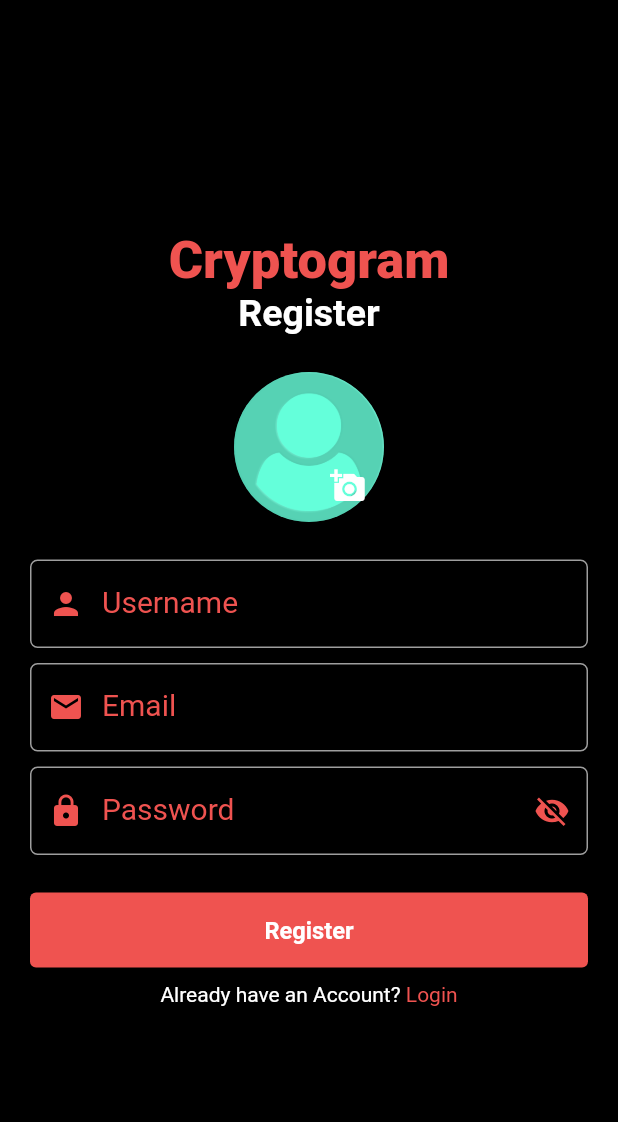
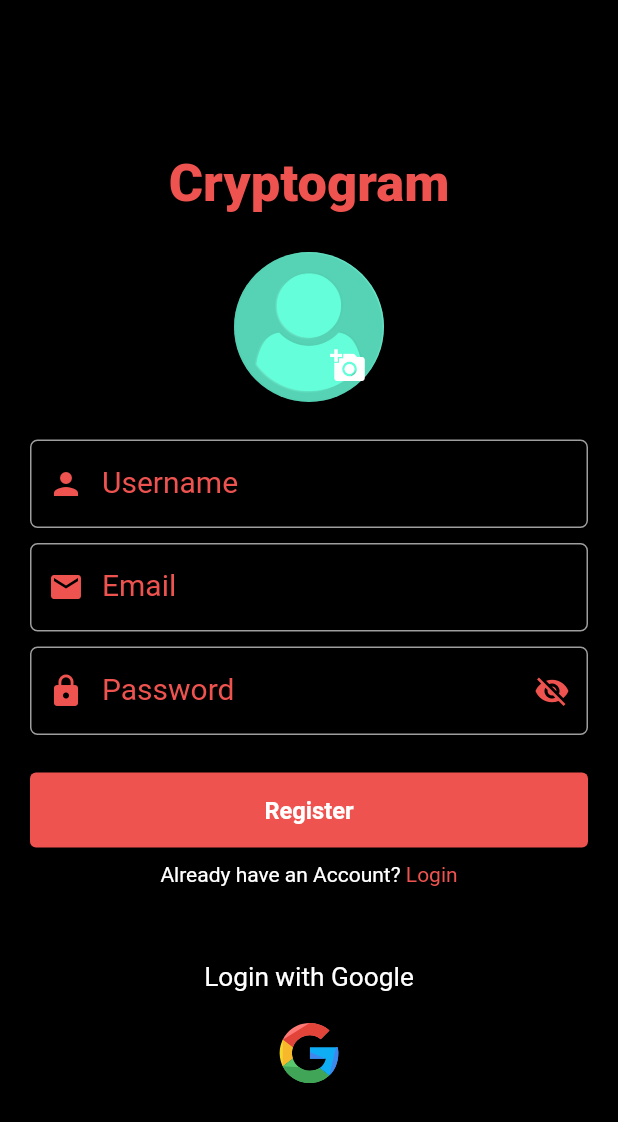
Before and after one commit to codersangam/flutter_tiktok_clone, a Flutter app: the screen it shows after launch, after a tap on "Register", on a phone screen of 412 x 824 dp. Shown: the top 1122 px of the screen. Run offline on Flutter 3.47's test engine with Material 2 defaults, Android fonts, the phone set to English and light mode, and no system bars; drawn by our look-alikes of velocity_x; our stand-ins replace cached_network_image, cloud_firestore, firebase_auth, firebase_core, firebase_storage, flutter_svg and 5 more; missing offline and left inert: video_compress; accounts and stored records are empty.

Commit message:
google sign in added, fixed latest video sort

```diff
--- a/lib/contants.dart
+++ b/lib/contants.dart
@@ -25,6 +25,7 @@ const backgroundColor = Colors.black;
 var buttonColor = Colors.red[400];
 const borderColor = Colors.grey;
 var primayColor = Colors.red[400];
+var secondaryColor = const Color.fromRGBO(38, 38, 38, 1);
 
 // *Firebase Instance
 var firebaseAuth = FirebaseAuth.instance;
--- a/lib/controllers/profile_controller.dart
+++ b/lib/controllers/profile_controller.dart
@@ -27,7 +27,7 @@ class ProfileController extends GetxController {
 
     DocumentSnapshot userDoc =
         await cloudFirestore.collection('Users').doc(_uId.value).get();
-    final userData = userDoc.data()! as dynamic;
+    final userData = userDoc.data() as dynamic;
     String userName = userData['userName'];
     String profileImage = userData['profileImage'];
     int? follower = 0;
--- a/lib/controllers/upload_video_controller.dart
+++ b/lib/controllers/upload_video_controller.dart
@@ -6,10 +6,11 @@ import 'package:tiktok_clone/models/video_model.dart';
 import 'package:video_compress/video_compress.dart';
 
 class UploadVideoController extends GetxController {
+  var isLoading = false.obs;
   // Compress Video
   _compressedVideo(String videoPath) async {
     final compressedVideo = await VideoCompress.compressVideo(videoPath,
-        quality: VideoQuality.MediumQuality);
+        quality: VideoQuality.LowQuality);
     return compressedVideo!.file;
   }
 
@@ -38,6 +39,7 @@ class UploadVideoController extends GetxController {
   }
 
   uploadVideo(String songName, String caption, String videoPath) async {
+    isLoading.value = true;
     try {
       // get userdata
       String uId = firebaseAuth.currentUser!.uid;
@@ -66,6 +68,7 @@ class UploadVideoController extends GetxController {
         songName: songName,
         caption: caption,
         thumbnail: thumbnailUrl,
+        videoPostDate: DateTime.now(),
       );
       await cloudFirestore
           .collection('Videos')
@@ -75,5 +78,6 @@ class UploadVideoController extends GetxController {
     } catch (e) {
       Get.snackbar('Error: ', e.toString());
     }
+    isLoading.value = false;
   }
 }
--- a/lib/controllers/video_controller.dart
+++ b/lib/controllers/video_controller.dart
@@ -11,7 +11,11 @@ class VideoController extends GetxController {
   void onInit() {
     super.onInit();
     _videoList.bindStream(
-      cloudFirestore.collection('Videos').snapshots().map(
+      cloudFirestore
+          .collection('Videos')
+          .orderBy('videoPostDate', descending: true)
+          .snapshots()
+          .map(
         (QuerySnapshot querySnapshot) {
           List<VideoModel> returnValue = [];
           for (var element in querySnapshot.docs) {
--- a/lib/views/screens/login_screen.dart
+++ b/lib/views/screens/login_screen.dart
@@ -1,4 +1,5 @@
 import 'package:flutter/material.dart';
+import 'package:flutter_svg/flutter_svg.dart';
 import 'package:get/get_state_manager/get_state_manager.dart';
 import 'package:tiktok_clone/contants.dart';
 import 'package:tiktok_clone/views/screens/register_screen.dart';
@@ -18,7 +19,8 @@ class _LoginScreenState extends State<LoginScreen> {
 
   @override
   Widget build(BuildContext context) {
-    return Obx(() {
+    return Obx(
+      () {
         return Scaffold(
           body: Container(
             alignment: Alignment.center,
@@ -31,7 +33,6 @@ class _LoginScreenState extends State<LoginScreen> {
                     .color(primayColor!)
                     .fontWeight(FontWeight.w900)
                     .make(),
-              'Login'.text.size(25).fontWeight(FontWeight.w700).make(),
                 25.heightBox,
                 Container(
                   width: MediaQuery.of(context).size.width,
@@ -96,11 +97,32 @@ class _LoginScreenState extends State<LoginScreen> {
                         },
                         child: 'Register'.text.color(primayColor!).make()),
                   ],
-              )
+                ),
+                50.heightBox,
+                'Login with Google'.text.xl.make(),
+                20.heightBox,
+                InkWell(
+                  onTap: () => authController.googleSignUp(),
+                  child: Container(
+                    height: 50,
+                    width: 150,
+                    decoration: BoxDecoration(
+                      color: secondaryColor,
+                      borderRadius: BorderRadius.circular(25),
+                    ),
+                    child: Padding(
+                      padding: const EdgeInsets.all(14.0),
+                      child: SvgPicture.asset(
+                        'assets/images/google.svg',
+                      ),
+                    ),
+                  ),
+                ),
               ],
             ),
           ),
         );
-    });
+      },
+    );
   }
 }
--- a/lib/views/screens/register_screen.dart
+++ b/lib/views/screens/register_screen.dart
@@ -1,5 +1,10 @@
+import 'dart:io';
+
 import 'package:flutter/material.dart';
+import 'package:flutter_svg/flutter_svg.dart';
+import 'package:get/get.dart';
 import 'package:get/get_state_manager/get_state_manager.dart';
+import 'package:image_picker/image_picker.dart';
 import 'package:tiktok_clone/contants.dart';
 import 'package:tiktok_clone/views/screens/login_screen.dart';
 import 'package:tiktok_clone/views/widgets/custom_text_field.dart';
@@ -23,6 +28,7 @@ class _RegisterScreenState extends State<RegisterScreen> {
       return Scaffold(
         body: Container(
           alignment: Alignment.center,
+          child: SingleChildScrollView(
             child: Column(
               mainAxisAlignment: MainAxisAlignment.center,
               children: [
@@ -32,19 +38,36 @@ class _RegisterScreenState extends State<RegisterScreen> {
                     .color(primayColor!)
                     .fontWeight(FontWeight.w900)
                     .make(),
-              'Register'.text.size(25).fontWeight(FontWeight.w700).make(),
                 25.heightBox,
                 VStack([
-                VxCircle(
+                  authController.selectedImage.value == ""
+                      ? VxCircle(
                           radius: 100,
                           backgroundImage: const DecorationImage(
                             fit: BoxFit.cover,
                             // image: MemoryImage(_image!),
-                    image: AssetImage('assets/images/default_image.png'),
+                            image:
+                                AssetImage('assets/images/default_image.png'),
                           ),
                           child: Align(
                             child: IconButton(
-                      onPressed: () => authController.pickedImage(),
+                              onPressed: () =>
+                                  authController.pickImage(ImageSource.gallery),
+                              icon: const Icon(Icons.add_a_photo),
+                            ),
+                            alignment: Alignment.bottomRight,
+                          ),
+                        )
+                      : VxCircle(
+                          radius: 100,
+                          backgroundImage: DecorationImage(
+                              fit: BoxFit.cover,
+                              image: FileImage(
+                                  File(authController.selectedImage.value))),
+                          child: Align(
+                            child: IconButton(
+                              onPressed: () =>
+                                  authController.pickImage(ImageSource.gallery),
                               icon: const Icon(Icons.add_a_photo),
                             ),
                             alignment: Alignment.bottomRight,
@@ -96,7 +119,7 @@ class _RegisterScreenState extends State<RegisterScreen> {
                         usernameController.text,
                         emailController.text,
                         passwordController.text,
-                      authController.profileImage),
+                        File(authController.selectedImage.value)),
                     child: authController.isLoading.value
                         ? const Center(
                             child: CircularProgressIndicator(
@@ -123,10 +146,23 @@ class _RegisterScreenState extends State<RegisterScreen> {
                           ),
                         );
                       },
-                      child: 'Login'.text.color(primayColor!).make()),
+                      child: 'Login'.text.color(primayColor!).make(),
+                    ),
                   ],
-              )
+                ),
+                50.heightBox,
+                'Login with Google'.text.xl.make(),
+                20.heightBox,
+                InkWell(
+                  onTap: () => authController.googleSignUp(),
+                  child: SvgPicture.asset(
+                    'assets/images/google.svg',
+                    width: 40,
+                    height: 40,
+                  ),
+                ),
               ],
+            ),
           ),
         ),
       );
--- a/pubspec.yaml
+++ b/pubspec.yaml
@@ -46,6 +46,7 @@ dependencies:
   cached_network_image: ^3.2.0
   velocity_x: ^3.4.0
   flutter_svg: ^1.0.3
+  google_sign_in: ^5.2.4
 
 
 dev_dependencies:
```
Also changed, not shown: lib/controllers/auth_controller.dart (+54 -6 lines), lib/models/video_model.dart (+6 -2 lines), lib/views/screens/confirm_post_screen.dart (+11 -2 lines), assets/images/google.svg (added), pubspec.lock, 1 other file. Lines whose indentation alone changed are shown as unchanged.
